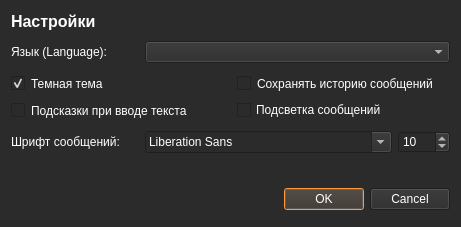
tinelix/irc-client, file 005.ui: the form before one commit.
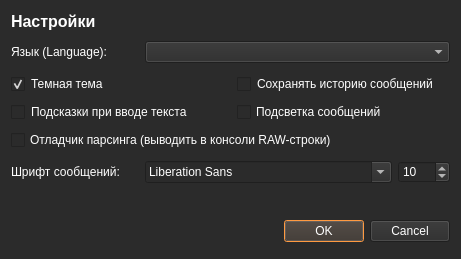
The form after the commit.

```diff
--- a/005.ui
+++ b/005.ui
@@ -7,7 +7,7 @@
     <x>0</x>
     <y>0</y>
     <width>461</width>
-    <height>227</height>
+    <height>259</height>
    </rect>
   </property>
   <property name="windowTitle">
@@ -94,7 +94,13 @@
        <property name="minimumSize">
         <size>
          <width>220</width>
-         <height>21</height>
+         <height>22</height>
+        </size>
+       </property>
+       <property name="maximumSize">
+        <size>
+         <width>16777215</width>
+         <height>22</height>
         </size>
        </property>
        <property name="styleSheet">
@@ -117,7 +123,13 @@
        <property name="minimumSize">
         <size>
          <width>0</width>
-         <height>21</height>
+         <height>22</height>
+        </size>
+       </property>
+       <property name="maximumSize">
+        <size>
+         <width>16777215</width>
+         <height>22</height>
         </size>
        </property>
        <property name="styleSheet">
@@ -141,7 +153,13 @@
        <property name="minimumSize">
         <size>
          <width>220</width>
-         <height>21</height>
+         <height>22</height>
+        </size>
+       </property>
+       <property name="maximumSize">
+        <size>
+         <width>16777215</width>
+         <height>22</height>
         </size>
        </property>
        <property name="styleSheet">
@@ -155,6 +173,18 @@
      </item>
      <item>
       <widget class="QCheckBox" name="backlight_cb">
+       <property name="minimumSize">
+        <size>
+         <width>0</width>
+         <height>22</height>
+        </size>
+       </property>
+       <property name="maximumSize">
+        <size>
+         <width>16777215</width>
+         <height>22</height>
+        </size>
+       </property>
        <property name="text">
         <string>Подсветка сообщений</string>
        </property>
@@ -162,6 +192,29 @@
      </item>
     </layout>
    </item>
+   <item>
+    <layout class="QHBoxLayout" name="horizontalLayout_2">
+     <item>
+      <widget class="QCheckBox" name="parsing_debugger_cb">
+       <property name="minimumSize">
+        <size>
+         <width>0</width>
+         <height>22</height>
+        </size>
+       </property>
+       <property name="maximumSize">
+        <size>
+         <width>16777215</width>
+         <height>22</height>
+        </size>
+       </property>
+       <property name="text">
+        <string>Отладчик парсинга (выводить в консоли RAW-строки)</string>
+       </property>
+      </widget>
+     </item>
+    </layout>
+   </item>
    <item>
     <layout class="QGridLayout" name="gridLayout_3">
      <item row="0" column="0">
```
